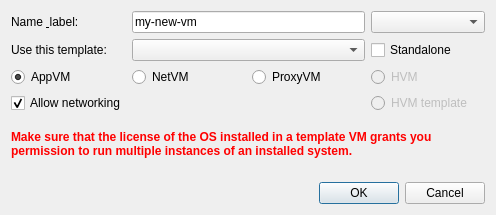
This is newappvmdlg.ui in QubesOS/qubes-manager as Qt 5 draws it before an edit. The edited form follows.
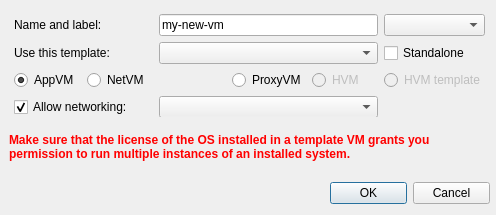
This is the edited form. Icons and pictures are not drawn.

Commit message: Implemented NetVM selection via drop-down in AppVM creation dialog.

Diff of the .ui file:
```diff
--- a/newappvmdlg.ui
+++ b/newappvmdlg.ui
@@ -17,149 +17,173 @@
    <iconset>
     <normaloff>:/qubes.png</normaloff>:/qubes.png</iconset>
   </property>
-  <layout class="QVBoxLayout" name="verticalLayout">
-   <item>
-    <layout class="QGridLayout" name="gridLayout">
-     <item row="0" column="3">
-      <widget class="QComboBox" name="vmlabel">
-       <property name="frame">
-        <bool>true</bool>
-       </property>
-      </widget>
-     </item>
-     <item row="1" column="1" colspan="2">
-      <widget class="QComboBox" name="template_name"/>
-     </item>
-     <item row="1" column="0">
-      <widget class="QLabel" name="label_2">
-       <property name="text">
-        <string>Use this template:</string>
-       </property>
-       <property name="buddy">
-        <cstring>template_name</cstring>
-       </property>
-      </widget>
-     </item>
-     <item row="2" column="2">
-      <widget class="QRadioButton" name="proxyvm_radio">
-       <property name="text">
-        <string>ProxyVM</string>
-       </property>
-      </widget>
-     </item>
-     <item row="2" column="1">
-      <widget class="QRadioButton" name="netvm_radio">
-       <property name="text">
-        <string>NetVM</string>
-       </property>
-      </widget>
-     </item>
-     <item row="0" column="1" colspan="2">
-      <widget class="QLineEdit" name="vmname">
-       <property name="text">
-        <string>my-new-vm</string>
-       </property>
-      </widget>
-     </item>
-     <item row="2" column="0">
-      <widget class="QRadioButton" name="appvm_radio">
-       <property name="text">
-        <string>AppVM</string>
-       </property>
-       <property name="checked">
-        <bool>true</bool>
-       </property>
-      </widget>
-     </item>
-     <item row="2" column="3">
-      <widget class="QRadioButton" name="hvm_radio">
-       <property name="enabled">
-        <bool>false</bool>
-       </property>
-       <property name="text">
-        <string>HVM</string>
-       </property>
-      </widget>
-     </item>
-     <item row="0" column="0">
-      <widget class="QLabel" name="label">
-       <property name="text">
-        <string>Name &amp; label:</string>
-       </property>
-       <property name="buddy">
-        <cstring>vmname</cstring>
-       </property>
-      </widget>
-     </item>
-     <item row="1" column="3">
-      <widget class="QCheckBox" name="standalone">
-       <property name="text">
-        <string>Standalone</string>
-       </property>
-      </widget>
-     </item>
-     <item row="3" column="3">
-      <widget class="QRadioButton" name="hvmtpl_radio">
-       <property name="enabled">
-        <bool>false</bool>
-       </property>
-       <property name="text">
-        <string>HVM template</string>
-       </property>
-      </widget>
-     </item>
-     <item row="3" column="0">
-      <widget class="QCheckBox" name="allow_networking">
-       <property name="text">
-        <string>Allow networking</string>
-       </property>
-       <property name="checked">
-        <bool>true</bool>
-       </property>
-      </widget>
-     </item>
-    </layout>
-   </item>
-   <item>
-    <widget class="QFrame" name="hvmtemplatewarningbox">
-     <property name="frameShape">
-      <enum>QFrame::NoFrame</enum>
-     </property>
-     <property name="frameShadow">
-      <enum>QFrame::Raised</enum>
-     </property>
-     <widget class="QLabel" name="hvmtemplatewarning">
-      <property name="enabled">
+  <widget class="QFrame" name="hvmtemplatewarningbox">
+   <property name="geometry">
+    <rect>
+     <x>9</x>
+     <y>117</y>
+     <width>481</width>
+     <height>56</height>
+    </rect>
+   </property>
+   <property name="frameShape">
+    <enum>QFrame::NoFrame</enum>
+   </property>
+   <property name="frameShadow">
+    <enum>QFrame::Raised</enum>
+   </property>
+   <widget class="QLabel" name="hvmtemplatewarning">
+    <property name="enabled">
+     <bool>true</bool>
+    </property>
+    <property name="geometry">
+     <rect>
+      <x>0</x>
+      <y>0</y>
+      <width>471</width>
+      <height>61</height>
+     </rect>
+    </property>
+    <property name="text">
+     <string>&lt;html&gt;&lt;head/&gt;&lt;body&gt;&lt;p&gt;&lt;span style=&quot; font-weight:600; color:#ff0000;&quot;&gt;Make sure that the license of the OS installed in a template VM grants you permission to run multiple instances of an installed system.&lt;/span&gt;&lt;/p&gt;&lt;/body&gt;&lt;/html&gt;</string>
+    </property>
+    <property name="alignment">
+     <set>Qt::AlignLeading|Qt::AlignLeft|Qt::AlignVCenter</set>
+    </property>
+    <property name="wordWrap">
+     <bool>true</bool>
+    </property>
+   </widget>
+  </widget>
+  <widget class="QDialogButtonBox" name="buttonBox">
+   <property name="geometry">
+    <rect>
+     <x>330</x>
+     <y>180</y>
+     <width>160</width>
+     <height>27</height>
+    </rect>
+   </property>
+   <property name="orientation">
+    <enum>Qt::Horizontal</enum>
+   </property>
+   <property name="standardButtons">
+    <set>QDialogButtonBox::Cancel|QDialogButtonBox::Ok</set>
+   </property>
+  </widget>
+  <widget class="QWidget" name="">
+   <property name="geometry">
+    <rect>
+     <x>14</x>
+     <y>14</y>
+     <width>471</width>
+     <height>103</height>
+    </rect>
+   </property>
+   <layout class="QGridLayout" name="gridLayout">
+    <item row="0" column="0" colspan="2">
+     <widget class="QLabel" name="label">
+      <property name="text">
+       <string>Name and label:</string>
+      </property>
+      <property name="buddy">
+       <cstring>vmname</cstring>
+      </property>
+     </widget>
+    </item>
+    <item row="0" column="2" colspan="3">
+     <widget class="QLineEdit" name="vmname">
+      <property name="text">
+       <string>my-new-vm</string>
+      </property>
+     </widget>
+    </item>
+    <item row="0" column="5">
+     <widget class="QComboBox" name="vmlabel">
+      <property name="frame">
        <bool>true</bool>
       </property>
-      <property name="geometry">
-       <rect>
-        <x>0</x>
-        <y>0</y>
-        <width>482</width>
-        <height>51</height>
-       </rect>
+     </widget>
+    </item>
+    <item row="1" column="0" colspan="2">
+     <widget class="QLabel" name="label_2">
+      <property name="text">
+       <string>Use this template:</string>
       </property>
+      <property name="buddy">
+       <cstring>template_name</cstring>
+      </property>
+     </widget>
+    </item>
+    <item row="1" column="2" colspan="3">
+     <widget class="QComboBox" name="template_name"/>
+    </item>
+    <item row="1" column="5">
+     <widget class="QCheckBox" name="standalone">
       <property name="text">
-       <string>&lt;html&gt;&lt;head/&gt;&lt;body&gt;&lt;p&gt;&lt;span style=&quot; font-weight:600; color:#ff0000;&quot;&gt;Make sure that the license of the OS installed in a template VM grants you permission to run multiple instances of an installed system.&lt;/span&gt;&lt;/p&gt;&lt;/body&gt;&lt;/html&gt;</string>
+       <string>Standalone</string>
       </property>
-      <property name="wordWrap">
+     </widget>
+    </item>
+    <item row="2" column="0">
+     <widget class="QRadioButton" name="appvm_radio">
+      <property name="text">
+       <string>AppVM</string>
+      </property>
+      <property name="checked">
        <bool>true</bool>
       </property>
      </widget>
-    </widget>
-   </item>
-   <item>
-    <widget class="QDialogButtonBox" name="buttonBox">
-     <property name="orientation">
-      <enum>Qt::Horizontal</enum>
-     </property>
-     <property name="standardButtons">
-      <set>QDialogButtonBox::Cancel|QDialogButtonBox::Ok</set>
-     </property>
-    </widget>
-   </item>
-  </layout>
+    </item>
+    <item row="2" column="1" colspan="2">
+     <widget class="QRadioButton" name="netvm_radio">
+      <property name="text">
+       <string>NetVM</string>
+      </property>
+     </widget>
+    </item>
+    <item row="2" column="3">
+     <widget class="QRadioButton" name="proxyvm_radio">
+      <property name="text">
+       <string>ProxyVM</string>
+      </property>
+     </widget>
+    </item>
+    <item row="2" column="4">
+     <widget class="QRadioButton" name="hvm_radio">
+      <property name="enabled">
+       <bool>false</bool>
+      </property>
+      <property name="text">
+       <string>HVM</string>
+      </property>
+     </widget>
+    </item>
+    <item row="2" column="5">
+     <widget class="QRadioButton" name="hvmtpl_radio">
+      <property name="enabled">
+       <bool>false</bool>
+      </property>
+      <property name="text">
+       <string>HVM template</string>
+      </property>
+     </widget>
+    </item>
+    <item row="3" column="0" colspan="2">
+     <widget class="QCheckBox" name="allow_networking">
+      <property name="text">
+       <string>Allow networking:</string>
+      </property>
+      <property name="checked">
+       <bool>true</bool>
+      </property>
+     </widget>
+    </item>
+    <item row="3" column="2" colspan="3">
+     <widget class="QComboBox" name="netvm_name"/>
+    </item>
+   </layout>
+  </widget>
  </widget>
  <tabstops>
   <tabstop>vmname</tabstop>
```
The commit also changes 1 other file.
